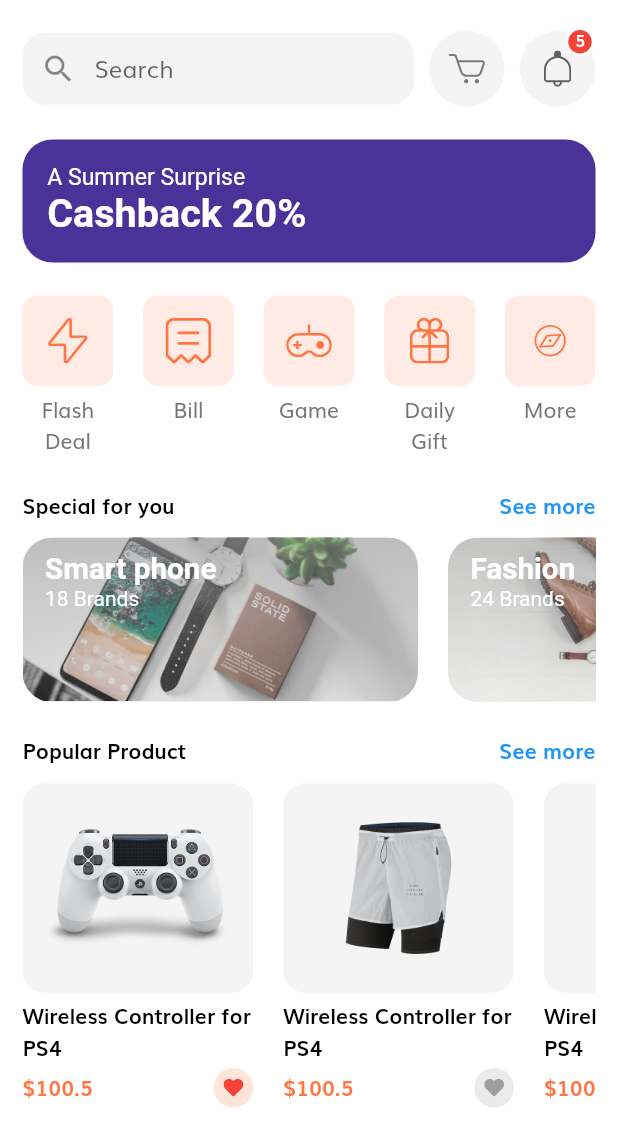
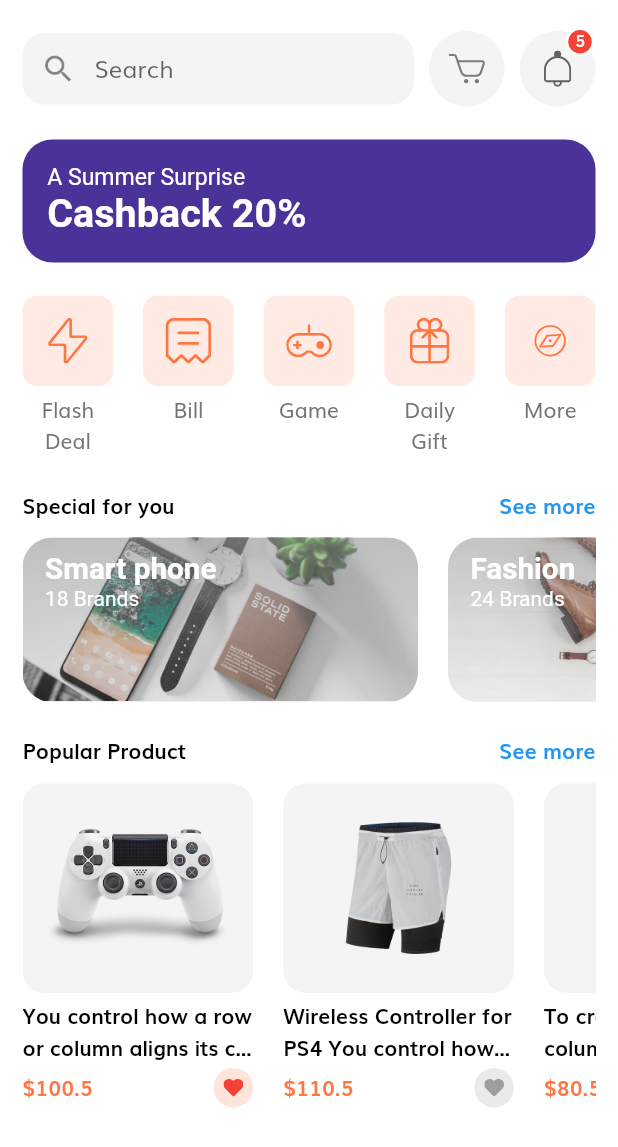
Before and after one commit to vdluanhn/shop_app, a Flutter app: the HomeScreen screen opened by its route, on a phone screen of 412 x 824 dp. Shown: the top 1147 px of the screen. Run offline on Flutter 3.47's test engine with Material 2 defaults, Android fonts, the phone set to English and light mode, and no system bars; our stand-ins replace flutter_svg.

Commit message:
Your cart screen

```diff
--- a/lib/components/default_button.dart
+++ b/lib/components/default_button.dart
@@ -18,7 +18,7 @@ class DefaultButton extends StatelessWidget {
   Widget build(BuildContext context) {
     return SizedBox(
       width: double.infinity,
-      height: getProportionateScreenHeight(54),
+      height: getProportionateScreenWidth(54),
       child: ElevatedButton(
           onPressed: press,
           onLongPress: longPress,
@@ -29,7 +29,7 @@ class DefaultButton extends StatelessWidget {
           child: Text(
             text,
             style: TextStyle(
-              fontSize: getProportionateScreenHeight(18),
+              fontSize: getProportionateScreenWidth(18),
               color: Colors.white,
             ),
           )),
--- /dev/null
+++ b/lib/models/cart.dart
@@ -0,0 +1,18 @@
+import 'package:flutter/material.dart';
+
+import 'package:shop_app/models/product.dart';
+
+class Cart {
+  final Product product;
+  final int numOfItems;
+  Cart({
+    required this.product,
+    required this.numOfItems,
+  });
+}
+
+List<Cart> demoCarts = [
+  Cart(product: demoProducts[1], numOfItems: 3),
+  Cart(product: demoProducts[2], numOfItems: 8),
+  Cart(product: demoProducts[3], numOfItems: 2)
+];
--- a/lib/models/product.dart
+++ b/lib/models/product.dart
@@ -1,6 +1,7 @@
 import 'package:flutter/material.dart';
 
 class Product {
+  final int id;
   final String title, description;
   final List<String> images;
   final List<Color> colors;
@@ -8,7 +9,8 @@ class Product {
   bool isFavourite, isPopular;
 
   Product(
-      {required this.title,
+      {required this.id,
+      required this.title,
       required this.description,
       required this.images,
       required this.colors,
@@ -20,7 +22,8 @@ class Product {
 
 List<Product> demoProducts = [
   Product(
-      title: "Wireless Controller for PS4",
+      id: 1,
+      title: "You control how a row or column aligns its children using",
       description:
           "Row and Column are basic primitive widgets for horizontal and vertical layouts—these low-level widgets allow for maximum customization. Flutter also offers specialized, higher level widgets that might be sufficient for your needs",
       images: [
@@ -29,13 +32,15 @@ List<Product> demoProducts = [
         "assets/images/ps4_console_white_3.png",
         "assets/images/ps4_console_white_4.png",
       ],
-      colors: [Colors.black, Colors.white, Colors.green],
+      colors: [Colors.black, Colors.blue, Colors.green],
       rating: 69.96,
       price: 100.5,
       isFavourite: true,
       isPopular: true),
   Product(
-      title: "Wireless Controller for PS4",
+      id: 2,
+      title:
+          "Wireless Controller for PS4 You control how a row or column aligns its children using",
       description:
           "By default a non-Material app doesn’t include an AppBar, title, or background color. If you want these features in a non-Material app, you have to build them yourself",
       images: [
@@ -43,13 +48,14 @@ List<Product> demoProducts = [
         "assets/images/ps4_console_blue_2.png",
         "assets/images/ps4_console_blue_3.png",
       ],
-      colors: [Colors.black, Colors.white, Colors.green],
+      colors: [Colors.black, Colors.yellow, Colors.green],
       rating: 69.96,
-      price: 100.5,
+      price: 110.5,
       isFavourite: false,
       isPopular: true),
   Product(
-      title: "Wireless Controller for PS4",
+      id: 3,
+      title: "To create a row or column in Flutter",
       description:
           "To create a row or column in Flutter, you add a list of children widgets to a Row or Column widget. In turn, each child can itself be a row or column, and so on",
       images: [
@@ -57,13 +63,15 @@ List<Product> demoProducts = [
         "assets/images/ps4_console_blue_2.png",
         "assets/images/ps4_console_blue_3.png",
       ],
-      colors: [Colors.black, Colors.white, Colors.green],
+      colors: [Colors.black, Colors.teal, Colors.green],
       rating: 69.96,
-      price: 100.5,
+      price: 80.5,
       isFavourite: true,
       isPopular: true),
   Product(
-      title: "Wireless Controller for PS4",
+      id: 4,
+      title:
+          "Wireless You control how a row or column aligns its children using",
       description:
           "You control how a row or column aligns its children using the mainAxisAlignment and crossAxisAlignment properties. For a row, the main axis runs horizontally and the cross axis runs vertically.",
       images: [
@@ -71,9 +79,9 @@ List<Product> demoProducts = [
         "assets/images/ps4_console_blue_2.png",
         "assets/images/ps4_console_blue_3.png",
       ],
-      colors: [Colors.black, Colors.white, Colors.green],
+      colors: [Colors.black, Colors.blueGrey, Colors.green],
       rating: 69.96,
-      price: 100.5,
-      isFavourite: true,
+      price: 109,
+      isFavourite: false,
       isPopular: true),
 ];
--- a/lib/routes.dart
+++ b/lib/routes.dart
@@ -1,4 +1,5 @@
 import 'package:flutter/material.dart';
+import 'package:shop_app/screens/carts/cart_screen.dart';
 import 'package:shop_app/screens/complete_profile/complete_profile_screen.dart';
 import 'package:shop_app/screens/forgot_password/forgot_password_screen.dart';
 import 'package:shop_app/screens/home/home_screen.dart';
@@ -18,4 +19,5 @@ final Map<String, WidgetBuilder> routes = {
   OtpScreen.routeName: (context) => OtpScreen(),
   HomeScreen.routeName: (context) => HomeScreen(),
   ProductDetailScreen.routeName: (context) => ProductDetailScreen(),
+  CartScreen.routeName: (context) => CartScreen(),
 };
--- /dev/null
+++ b/lib/screens/carts/components/body.dart
@@ -0,0 +1,30 @@
+import 'package:flutter/material.dart';
+import 'package:shop_app/constants.dart';
+import 'package:shop_app/size_config.dart';
+
+import 'cart_header.dart';
+import 'cart_list_box.dart';
+
+class Body extends StatelessWidget {
+  const Body({Key? key}) : super(key: key);
+
+  @override
+  Widget build(BuildContext context) {
+    return SafeArea(
+      child: SingleChildScrollView(
+        child: Padding(
+          padding: const EdgeInsets.symmetric(horizontal: kPaddingDefault),
+          child: Column(
+            children: [
+              CartHeader(),
+              SizedBox(
+                height: getProportionateScreenWidth(30),
+              ),
+              ListCartBox()
+            ],
+          ),
+        ),
+      ),
+    );
+  }
+}
--- a/lib/screens/home/components/home_header.dart
+++ b/lib/screens/home/components/home_header.dart
@@ -1,4 +1,5 @@
 import 'package:flutter/material.dart';
+import 'package:shop_app/screens/carts/cart_screen.dart';
 import 'package:shop_app/screens/home/components/icon_button_with_counter.dart';
 
 import '../../../constants.dart';
@@ -40,6 +41,7 @@ class HomeHeader extends StatelessWidget {
             numOfItems: 0,
             onTap: () {
               print("You clicked icon shop");
+              Navigator.pushNamed(context, CartScreen.routeName);
             }),
         SizedBox(
           width: 10,
--- a/lib/screens/home/components/product_item.dart
+++ b/lib/screens/home/components/product_item.dart
@@ -45,6 +45,8 @@ class ProductItem extends StatelessWidget {
                   ),
                   Text(
                     product.title,
+                    maxLines: 2,
+                    overflow: TextOverflow.ellipsis,
                     textAlign: TextAlign.left,
                     style: TextStyle(
                         color: Colors.black, fontWeight: FontWeight.w600),
--- a/lib/screens/home/components/product_list_box.dart
+++ b/lib/screens/home/components/product_list_box.dart
@@ -13,6 +13,7 @@ class ProductListBox extends StatelessWidget {
     return SingleChildScrollView(
       scrollDirection: Axis.horizontal,
       child: Row(
+        crossAxisAlignment: CrossAxisAlignment.start,
         children: [
           ...List.generate(
               demoProducts.length,
--- a/lib/screens/product_detail/components/product_detail_image.dart
+++ b/lib/screens/product_detail/components/product_detail_image.dart
@@ -25,7 +25,7 @@ class _ProductDetaiImageState extends State<ProductDetaiImage> {
         SizedBox(
           width: getProportionateScreenWidth(240),
           child: AspectRatio(
-              aspectRatio: 1,
+              aspectRatio: 1.3,
               child: Image.asset(widget.product.images[indexSelected])),
         ),
         Row(
```
Also changed, not shown: lib/screens/carts/cart_screen.dart (added, +17 -0 lines), lib/screens/carts/components/cart_dismiss_item.dart (added, +44 -0 lines), lib/screens/carts/components/cart_header.dart (added, +50 -0 lines), lib/screens/carts/components/cart_item.dart (added, +64 -0 lines), lib/screens/carts/components/cart_list_box.dart (added, +23 -0 lines), lib/screens/carts/components/checkout_cart.dart (added, +89 -0 lines), lib/screens/product_detail/components/body.dart (+20 -47 lines), lib/screens/product_detail/components/select_num_item_box.dart (added, +79 -0 lines).
